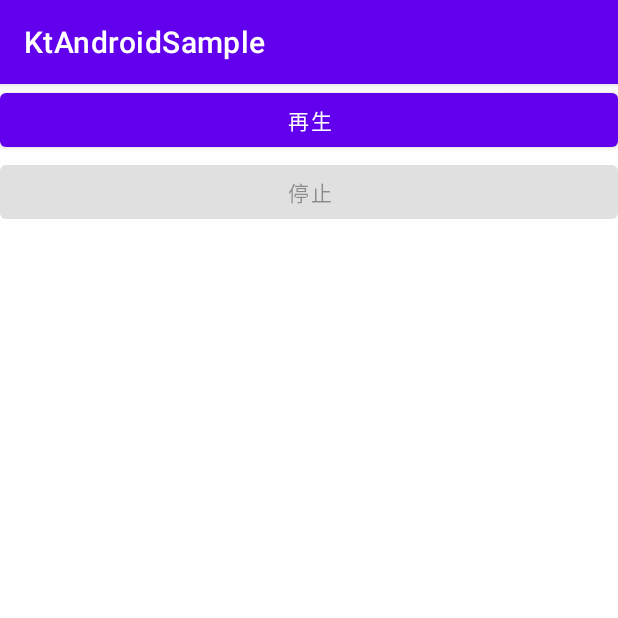
After one commit to nao-sato/AndroidSamplesApp, an Android app: the ServiceActivity screen opened directly, with no data from a screen before it, on a phone screen of 412 x 824 dp, the top half of it. The commit adds this screen. Run offline under Robolectric (Android 15) with nearby library versions, the phone set to English and light mode, and no system bars; our stand-ins replace data binding.

Commit message:
Serviceを追加。

```diff
--- a/app/src/main/AndroidManifest.xml
+++ b/app/src/main/AndroidManifest.xml
@@ -18,6 +18,12 @@
         </activity>
         <activity android:name=".mediaPlayer.MediaPlayerActivity"
             android:screenOrientation="portrait"/>
+        <activity android:name=".service.ServiceActivity"
+            android:screenOrientation="portrait"/>
+        <service android:name=".service.SoundManageService"
+            android:enabled="true"
+            android:exported="false">
+        </service>
     </application>
 
 </manifest>
--- a/app/src/main/java/com/example/ktAndroidSample/MainActivity.kt
+++ b/app/src/main/java/com/example/ktAndroidSample/MainActivity.kt
@@ -7,8 +7,10 @@ import androidx.databinding.DataBindingUtil
 import androidx.lifecycle.Observer
 import com.example.ktAndroidSample.databinding.ActivityMainBinding
 import com.example.ktAndroidSample.mediaPlayer.MediaPlayerActivity
+import com.example.ktAndroidSample.service.ServiceActivity
 
 class MainActivity : AppCompatActivity() {
+
     private lateinit var binding: ActivityMainBinding
     private val viewModel: MainViewModel by viewModels()
 
@@ -50,6 +52,7 @@ class MainActivity : AppCompatActivity() {
     private fun startActivity(activitySimpleName: String) {
         when (activitySimpleName) {
             MediaPlayerActivity::class.java.simpleName -> MediaPlayerActivity.start(this)
+            ServiceActivity::class.java.simpleName -> ServiceActivity.start(this)
         }
     }
 
--- a/app/src/main/java/com/example/ktAndroidSample/MainViewModel.kt
+++ b/app/src/main/java/com/example/ktAndroidSample/MainViewModel.kt
@@ -3,6 +3,7 @@ package com.example.ktAndroidSample
 import androidx.lifecycle.MutableLiveData
 import androidx.lifecycle.ViewModel
 import com.example.ktAndroidSample.mediaPlayer.MediaPlayerActivity
+import com.example.ktAndroidSample.service.ServiceActivity
 
 class MainViewModel: ViewModel() {
     val activityPairs = MutableLiveData<List<Pair<String, String>>>()
@@ -10,7 +11,8 @@ class MainViewModel: ViewModel() {
     fun initData() {
         activityPairs.postValue(
             listOf(
-                Pair("MediaPlayer", MediaPlayerActivity::class.java.simpleName)
+                Pair("MediaPlayer", MediaPlayerActivity::class.java.simpleName),
+                Pair("Service", ServiceActivity::class.java.simpleName),
             )
         )
     }
--- a/app/src/main/java/com/example/ktAndroidSample/mediaPlayer/MediaPlayerActivity.kt
+++ b/app/src/main/java/com/example/ktAndroidSample/mediaPlayer/MediaPlayerActivity.kt
@@ -35,7 +35,7 @@ class MediaPlayerActivity : AppCompatActivity() {
 
 
     private fun onPrepare(){
-        val mediaFileUri: Uri = Uri.parse("android.resource://${packageName}/${R.raw.sample_music}")
+        val mediaFileUri: Uri = Uri.parse("android.resource://${packageName}/${R.raw.sample1_music}")
         try {
             player?.apply{
                 setDataSource(applicationContext,mediaFileUri)
--- /dev/null
+++ b/app/src/main/java/com/example/ktAndroidSample/service/ServiceActivity.kt
@@ -0,0 +1,58 @@
+package com.example.ktAndroidSample.service
+
+import android.app.Activity
+import android.content.Intent
+import android.os.Bundle
+import androidx.appcompat.app.AppCompatActivity
+import androidx.databinding.DataBindingUtil
+import com.example.ktAndroidSample.R
+import com.example.ktAndroidSample.databinding.ActivityServiceBinding
+
+lateinit var  binding: ActivityServiceBinding
+
+class ServiceActivity : AppCompatActivity() {
+    override fun onCreate(savedInstanceState: Bundle?) {
+        super.onCreate(savedInstanceState)
+        binding = DataBindingUtil.setContentView(this, R.layout.activity_service)
+        initialize()
+    }
+
+    private fun initialize(){
+        onPlayButton()
+        onStopButton()
+        onStartFromNotification()
+    }
+
+    private fun onPlayButton(){
+        val intent = Intent(applicationContext, SoundManageService::class.java)
+        binding.btPlay.setOnClickListener {
+            startService(intent)
+            binding.apply {
+                btPlay.isEnabled = false
+                btStop.isEnabled = true
+            }
+        }
+    }
+    private fun onStopButton(){
+        val intent = Intent(applicationContext, SoundManageService::class.java)
+        binding.btStop.setOnClickListener {
+            stopService(intent)
+            binding.apply {
+                btPlay.isEnabled = true
+                btStop.isEnabled = false
+            }
+        }
+    }
+    private fun onStartFromNotification(){
+        val fromNotification = intent.getBooleanExtra(SoundManageService.KEY_BOOL, false)
+        if (fromNotification)
+            binding.apply {
+                btPlay.isEnabled = false
+                btStop.isEnabled = true
+            }
+    }
+    companion object{
+        fun start(activity: Activity) = activity.startActivity(Intent(activity,ServiceActivity::class.java))
+    }
+
+}
--- /dev/null
+++ b/app/src/main/res/layout/activity_service.xml
@@ -0,0 +1,27 @@
+<?xml version="1.0" encoding="utf-8"?>
+<layout xmlns:app="http://schemas.android.com/apk/res-auto"
+    xmlns:android="http://schemas.android.com/apk/res/android">
+
+    <androidx.constraintlayout.widget.ConstraintLayout
+        android:layout_width="match_parent"
+        android:layout_height="match_parent">
+
+        <Button
+            android:id="@+id/bt_play"
+            android:layout_width="match_parent"
+            android:layout_height="wrap_content"
+            android:text="@string/bt_play_play"
+            app:layout_constraintStart_toStartOf="parent"
+            app:layout_constraintTop_toTopOf="parent"/>
+
+        <Button
+            android:id="@+id/bt_stop"
+            android:layout_width="match_parent"
+            android:layout_height="wrap_content"
+            android:text="@string/bt_play_stop"
+            android:enabled="false"
+            app:layout_constraintStart_toStartOf="parent"
+            app:layout_constraintTop_toBottomOf="@+id/bt_play"/>
+
+    </androidx.constraintlayout.widget.ConstraintLayout>
+</layout>
```
Also changed, not shown: app/src/main/java/com/example/ktAndroidSample/service/SoundManageService.kt (added, +107 -0 lines), app/src/main/res/values/strings.xml (+7 -0 lines), 2 other files.
